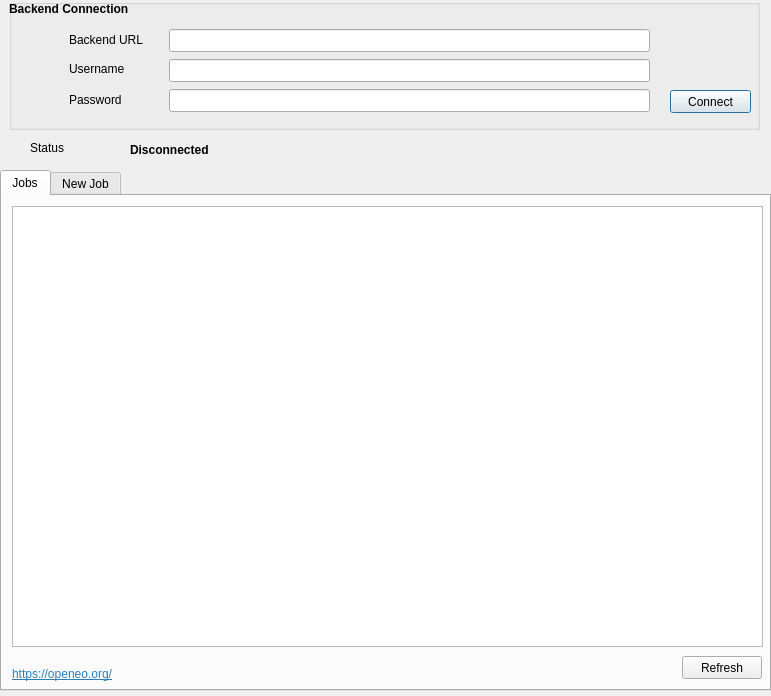
Before: the Qt Designer form openeo_connector_dialog_base.ui in Open-EO/openeo-qgis-plugin, drawn with Qt 5.
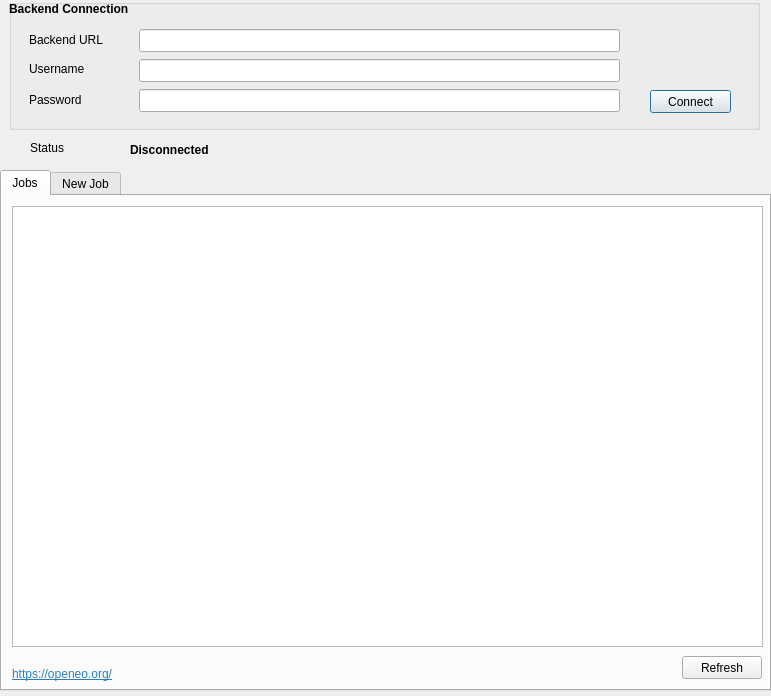
After: the same form once the commit is applied. Icons and pictures are not drawn.

```diff
--- a/openeo_connector_dialog_base.ui
+++ b/openeo_connector_dialog_base.ui
@@ -28,7 +28,7 @@
   <widget class="QPushButton" name="connectButton">
    <property name="geometry">
     <rect>
-     <x>670</x>
+     <x>650</x>
      <y>90</y>
      <width>81</width>
      <height>23</height>
@@ -53,7 +53,7 @@
    <widget class="QLabel" name="label">
     <property name="geometry">
      <rect>
-      <x>60</x>
+      <x>20</x>
       <y>30</y>
       <width>91</width>
       <height>21</height>
@@ -66,7 +66,7 @@
    <widget class="QLineEdit" name="backendEdit">
     <property name="geometry">
      <rect>
-      <x>160</x>
+      <x>130</x>
       <y>30</y>
       <width>481</width>
       <height>23</height>
@@ -76,7 +76,7 @@
    <widget class="QLabel" name="label_2">
     <property name="geometry">
      <rect>
-      <x>60</x>
+      <x>20</x>
       <y>60</y>
       <width>91</width>
       <height>20</height>
@@ -89,7 +89,7 @@
    <widget class="QLineEdit" name="usernameEdit">
     <property name="geometry">
      <rect>
-      <x>160</x>
+      <x>130</x>
       <y>60</y>
       <width>481</width>
       <height>23</height>
@@ -99,7 +99,7 @@
    <widget class="QLabel" name="label_3">
     <property name="geometry">
      <rect>
-      <x>60</x>
+      <x>20</x>
       <y>90</y>
       <width>91</width>
       <height>21</height>
@@ -112,7 +112,7 @@
    <widget class="QLineEdit" name="passwordEdit">
     <property name="geometry">
      <rect>
-      <x>160</x>
+      <x>130</x>
       <y>90</y>
       <width>481</width>
       <height>23</height>
@@ -143,7 +143,7 @@
    <widget class="QLabel" name="label_20">
     <property name="geometry">
      <rect>
-      <x>650</x>
+      <x>630</x>
       <y>20</y>
       <width>101</width>
       <height>61</height>
```
